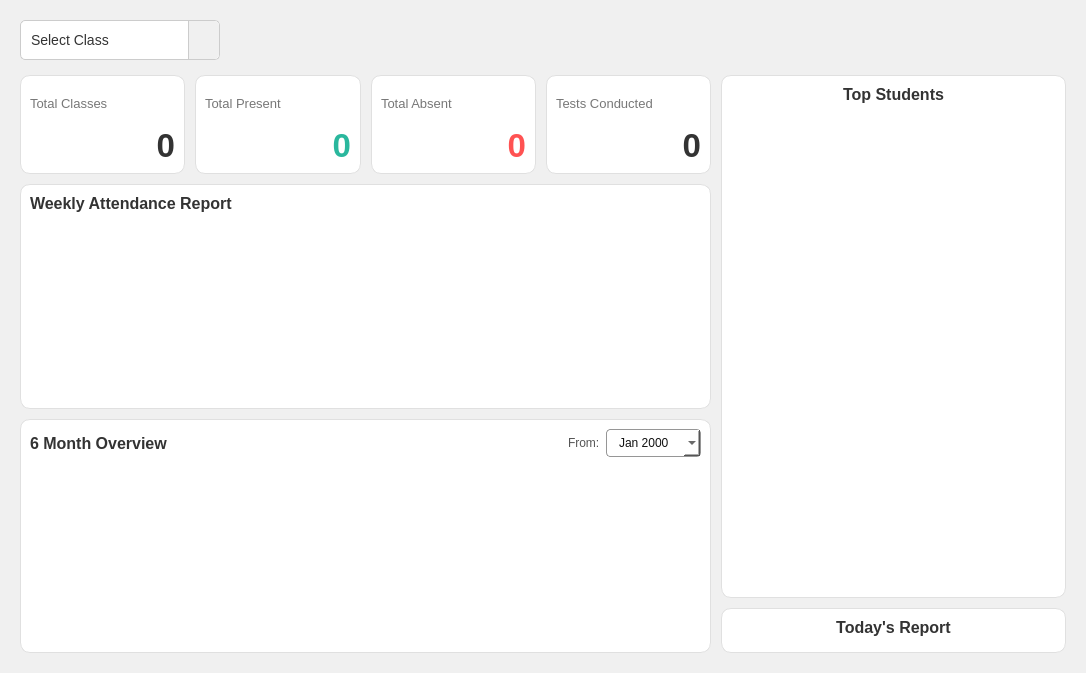
First picture: the form in ui/QTFiles/dashboardTeacher.ui, repository fizzycoding/Attendance-Management-System--College, before the edit.
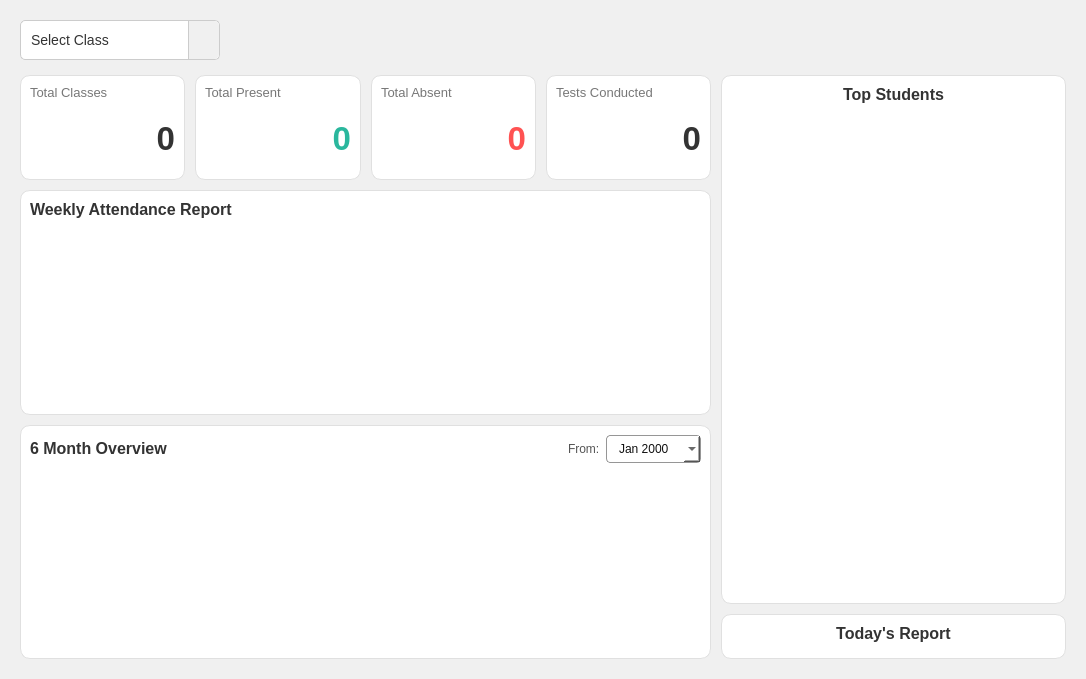
Second picture: the form after the edit. Icons and pictures are not drawn.

Diff of the .ui file:
```diff
--- a/ui/QTFiles/dashboardTeacher.ui
+++ b/ui/QTFiles/dashboardTeacher.ui
@@ -7,7 +7,7 @@
     <x>0</x>
     <y>0</y>
     <width>1086</width>
-    <height>673</height>
+    <height>679</height>
    </rect>
   </property>
   <property name="windowTitle">
@@ -145,14 +145,24 @@
            </property>
            <layout class="QVBoxLayout" name="vbox_card1">
             <item>
-             <widget class="QLabel" name="label_title_1">
+             <widget class="QPushButton" name="pushButton">
               <property name="styleSheet">
                <string notr="true">color: #777; font-size: 13px; border:none;
-  font: 600 11pt &quot;Segoe UI&quot;;</string>
+  font: 600 11pt &quot;Segoe UI&quot;; background-color: transparent; text-align: left</string>
               </property>
               <property name="text">
                <string>Total Classes</string>
               </property>
+              <property name="icon">
+               <iconset>
+                <normaloff>../../icons/total_classes.png</normaloff>../../icons/total_classes.png</iconset>
+              </property>
+              <property name="iconSize">
+               <size>
+                <width>18</width>
+                <height>18</height>
+               </size>
+              </property>
              </widget>
             </item>
             <item>
@@ -185,14 +195,24 @@
            </property>
            <layout class="QVBoxLayout" name="vbox_card2">
             <item>
-             <widget class="QLabel" name="label_title_2">
+             <widget class="QPushButton" name="pushButton_2">
               <property name="styleSheet">
                <string notr="true">color: #777; font-size: 13px; border:none;
-  font: 600 11pt &quot;Segoe UI&quot;;</string>
+  font: 600 11pt &quot;Segoe UI&quot;; background-color: transparent; text-align: left</string>
               </property>
               <property name="text">
                <string>Total Present</string>
               </property>
+              <property name="icon">
+               <iconset>
+                <normaloff>../../icons/present.png</normaloff>../../icons/present.png</iconset>
+              </property>
+              <property name="iconSize">
+               <size>
+                <width>18</width>
+                <height>18</height>
+               </size>
+              </property>
              </widget>
             </item>
             <item>
@@ -225,14 +245,24 @@
            </property>
            <layout class="QVBoxLayout" name="vbox_card3">
             <item>
-             <widget class="QLabel" name="label_title_3">
+             <widget class="QPushButton" name="pushButton_3">
               <property name="styleSheet">
                <string notr="true">color: #777; font-size: 13px; border:none;
-  font: 600 11pt &quot;Segoe UI&quot;;</string>
+  font: 600 11pt &quot;Segoe UI&quot;; background-color: transparent; text-align: left</string>
               </property>
               <property name="text">
                <string>Total Absent</string>
               </property>
+              <property name="icon">
+               <iconset>
+                <normaloff>../../icons/absent.png</normaloff>../../icons/absent.png</iconset>
+              </property>
+              <property name="iconSize">
+               <size>
+                <width>18</width>
+                <height>18</height>
+               </size>
+              </property>
              </widget>
             </item>
             <item>
@@ -265,14 +295,24 @@
            </property>
            <layout class="QVBoxLayout" name="vbox_card4">
             <item>
-             <widget class="QLabel" name="label_title_4">
+             <widget class="QPushButton" name="pushButton_4">
               <property name="styleSheet">
                <string notr="true">color: #777; font-size: 13px; border:none;
-  font: 600 11pt &quot;Segoe UI&quot;;</string>
+  font: 600 11pt &quot;Segoe UI&quot;; background-color: transparent; text-align: left</string>
               </property>
               <property name="text">
                <string>Tests Conducted</string>
               </property>
+              <property name="icon">
+               <iconset>
+                <normaloff>../../icons/total_test.png</normaloff>../../icons/total_test.png</iconset>
+              </property>
+              <property name="iconSize">
+               <size>
+                <width>18</width>
+                <height>18</height>
+               </size>
+              </property>
              </widget>
             </item>
             <item>
@@ -300,13 +340,23 @@
          </property>
          <layout class="QVBoxLayout" name="vbox_weekly">
           <item>
-           <widget class="QLabel" name="label_weekly_title">
+           <widget class="QPushButton" name="pushButton_5">
             <property name="styleSheet">
-             <string>font-size: 16px; font-weight: bold; color: #333; border:none;</string>
+             <string notr="true">font-size: 16px; font-weight: bold; color: #333; border:none;background-color:transparent; text-align: left</string>
             </property>
             <property name="text">
              <string>Weekly Attendance Report</string>
             </property>
+            <property name="icon">
+             <iconset>
+              <normaloff>../../icons/linechart.png</normaloff>../../icons/linechart.png</iconset>
+            </property>
+            <property name="iconSize">
+             <size>
+              <width>20</width>
+              <height>20</height>
+             </size>
+            </property>
            </widget>
           </item>
           <item>
@@ -334,9 +384,9 @@
           <item>
            <layout class="QHBoxLayout" name="hbox_monthly_header">
             <item>
-             <widget class="QLabel" name="label_monthly_title">
+             <widget class="QPushButton" name="pushButton_6">
               <property name="styleSheet">
-               <string>font-size: 16px; font-weight: bold; color: #333; border:none;</string>
+               <string notr="true">font-size: 16px; font-weight: bold; color: #333; border:none;background-color:transparent; text-align: left</string>
               </property>
               <property name="text">
                <string>6 Month Overview</string>
@@ -463,7 +513,7 @@
                <x>0</x>
                <y>0</y>
                <width>323</width>
-               <height>453</height>
+               <height>459</height>
               </rect>
              </property>
              <layout class="QVBoxLayout" name="container_top_students">
```
Left out of the diff: 19 changed lines with no effect on the pictures.
